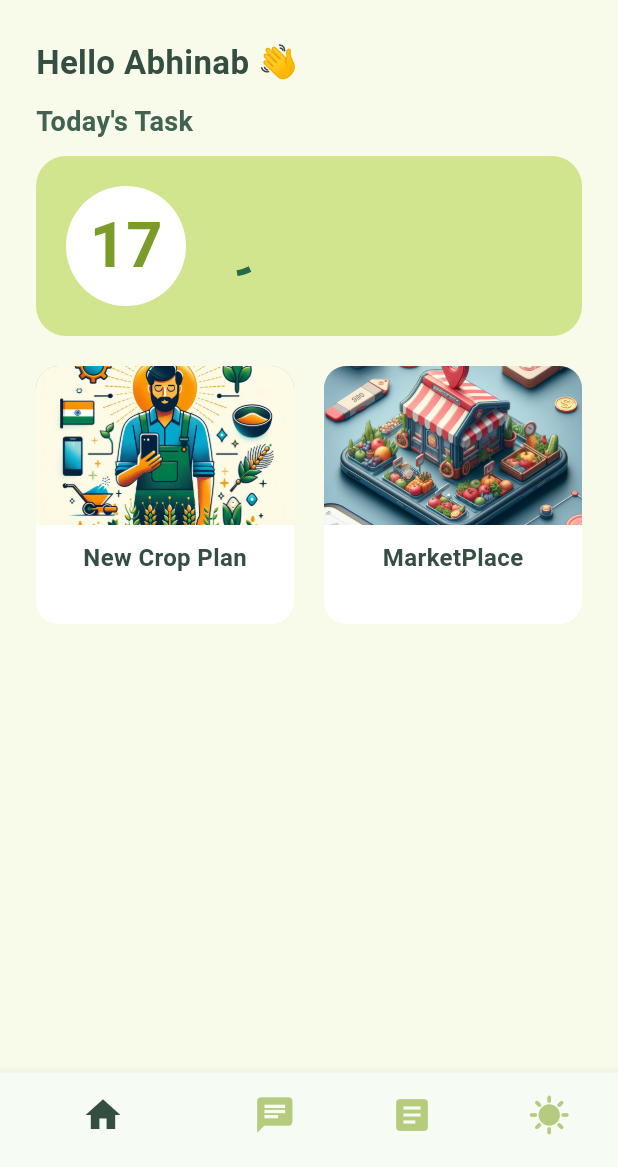
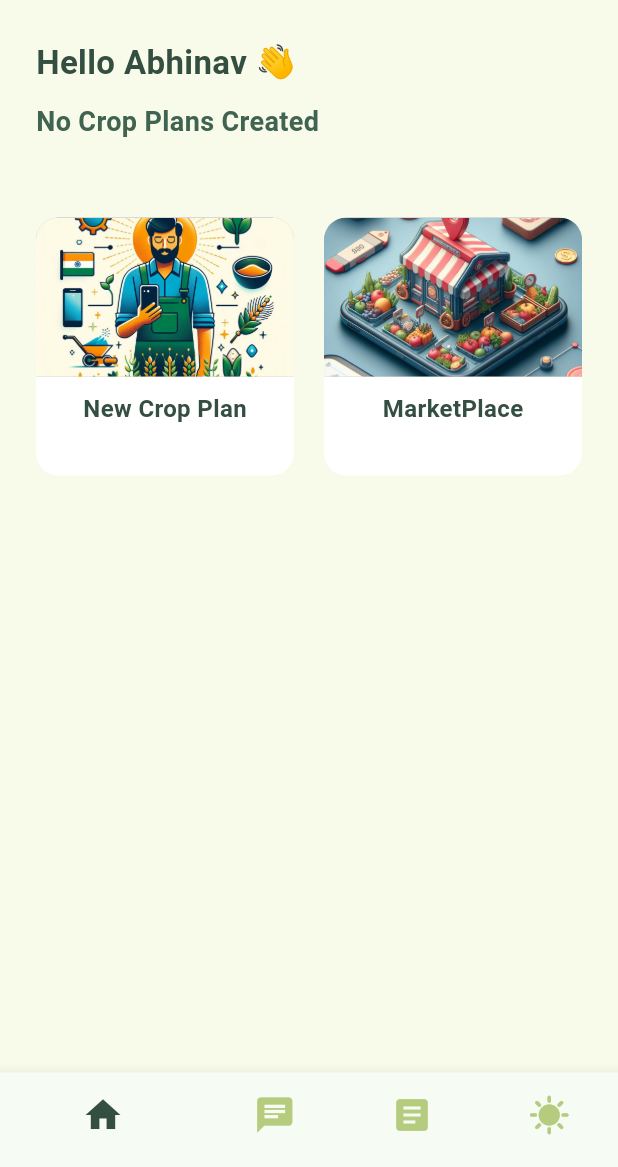
Before and after one commit to Venture-Xs/Fasal_App, a Flutter app: the screen it shows after launch, on a phone screen of 412 x 824 dp, the part 69-1236 px from its top. Run offline on Flutter 3.47's test engine with Material 3 defaults, Android fonts, the light colour scheme and no system bars; our stand-ins replace page_transition, shared_preferences, weather.

Commit message:
Progress Card Update

```diff
--- a/lib/pages/HomePage/Components/Progress/progress_card.dart
+++ b/lib/pages/HomePage/Components/Progress/progress_card.dart
@@ -8,34 +8,14 @@ import 'package:page_transition/page_transition.dart';
 import 'package:shared_preferences/shared_preferences.dart';
 
 class ProgressCard extends StatefulWidget {
-  const ProgressCard({super.key});
+  var todayTask;
+  ProgressCard({super.key, required this.todayTask});
 
   @override
   State<ProgressCard> createState() => _ProgressCardState();
 }
 
 class _ProgressCardState extends State<ProgressCard> {
-  var todayTask;
-  getCurrentStep() async {
-    final SharedPreferences prefs = await SharedPreferences.getInstance();
-    final prevDate = prefs.getString('startDate');
-    final plan = prefs.getString('cropPlan');
-    if (plan != null && prevDate != null) {
-      DateTime previousDate = DateTime.parse(prevDate);
-      DateTime currentDate = DateTime.now();
-
-      int differenceInDays = currentDate.difference(previousDate).inDays;
-      List<dynamic> steps = jsonDecode(plan);
-      setState(() {
-        todayTask = steps[differenceInDays];
-      });
-    }
-  }
-
-  void initState() {
-    getCurrentStep();
-  }
-
   @override
   Widget build(BuildContext context) {
     return InkWell(
@@ -75,7 +55,7 @@ class _ProgressCardState extends State<ProgressCard> {
               SizedBox(
                 width: 15,
               ),
-              todayTask == null
+              widget.todayTask == null
                   ? CircularProgressIndicator()
                   : Container(
                       width: MediaQuery.of(context).size.width -
@@ -88,7 +68,7 @@ class _ProgressCardState extends State<ProgressCard> {
                           mainAxisAlignment: MainAxisAlignment.start,
                           crossAxisAlignment: CrossAxisAlignment.start,
                           children: [
-                            Text(todayTask["title"],
+                            Text(widget.todayTask["title"],
                                 style: TextStyle(
                                     fontSize: 18,
                                     fontWeight: FontWeight.bold,
@@ -97,7 +77,7 @@ class _ProgressCardState extends State<ProgressCard> {
                               height: 5,
                             ),
                             Text(
-                              todayTask["instructions"],
+                              widget.todayTask["instructions"],
                               style: TextStyle(
                                   fontSize: 14,
                                   color: Color.fromARGB(255, 52, 78, 65)),
--- a/lib/pages/HomePage/home_page.dart
+++ b/lib/pages/HomePage/home_page.dart
@@ -1,13 +1,42 @@
+import 'dart:convert';
+
 import 'package:fasal_app/pages/HomePage/Components/Options/homepage_options.dart';
 import 'package:fasal_app/pages/HomePage/Components/Progress/progress_card.dart';
 import 'package:flutter/material.dart';
+import 'package:shared_preferences/shared_preferences.dart';
 
-class HomePage extends StatelessWidget {
+class HomePage extends StatefulWidget {
   const HomePage({super.key});
 
   @override
+  State<HomePage> createState() => _HomePageState();
+}
+
+class _HomePageState extends State<HomePage> {
+  var todayTask;
+  getCurrentStep() async {
+    final SharedPreferences prefs = await SharedPreferences.getInstance();
+    final prevDate = prefs.getString('startDate');
+    final plan = prefs.getString('cropPlan');
+    if (plan != null && prevDate != null) {
+      DateTime previousDate = DateTime.parse(prevDate);
+      DateTime currentDate = DateTime.now();
+
+      int differenceInDays = currentDate.difference(previousDate).inDays;
+      List<dynamic> steps = jsonDecode(plan);
+      setState(() {
+        todayTask = steps[differenceInDays];
+      });
+    }
+  }
+
+  void initState() {
+    getCurrentStep();
+  }
+
+  @override
   Widget build(BuildContext context) {
-    return const Scaffold(
+    return Scaffold(
         backgroundColor: Color.fromARGB(255, 248, 251, 234),
         body: SafeArea(
             child: Padding(
@@ -19,18 +48,27 @@ class HomePage extends StatelessWidget {
                       Column(
                           crossAxisAlignment: CrossAxisAlignment.start,
                           children: [
-                            Text(
-                              "Hello Abhinab 👋",
+                            const Text(
+                              "Hello Abhinav 👋",
                               style: TextStyle(
                                 fontSize: 22,
                                 fontWeight: FontWeight.w600,
                                 color: Color.fromARGB(255, 52, 78, 65),
                               ),
                             ),
-                            SizedBox(
+                            const SizedBox(
                               height: 10,
                             ),
-                            Text(
+                            todayTask == null
+                                ? const Text(
+                                    "No Crop Plans Created",
+                                    style: TextStyle(
+                                      fontSize: 18,
+                                      fontWeight: FontWeight.w600,
+                                      color: Color.fromARGB(255, 64, 99, 82),
+                                    ),
+                                  )
+                                : const Text(
                                     "Today's Task",
                                     style: TextStyle(
                                       fontSize: 18,
@@ -44,7 +82,11 @@ class HomePage extends StatelessWidget {
                   SizedBox(
                     height: 10,
                   ),
-                  ProgressCard(),
+                  todayTask == null
+                      ? Text('')
+                      : ProgressCard(
+                          todayTask: todayTask,
+                        ),
                   SizedBox(
                     height: 20,
                   ),
```
Lines whose indentation alone changed are shown as unchanged.
